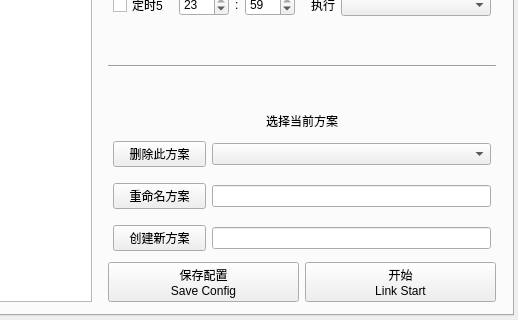
Old version of the form resource/ui/FAA_3.0.ui in the repository StareAbyss/FoodsVsMiceAutoAssistant; both pictures show x 582 to 1100 and y 430 to 750 of the 1100 by 750 pixel window.
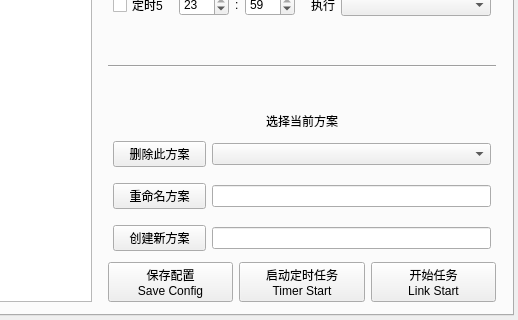
New version of the form. The open tabs and pages were chosen to show the change.

The edit to the form file:
```diff
--- a/resource/ui/FAA_3.0.ui
+++ b/resource/ui/FAA_3.0.ui
@@ -1914,6 +1914,32 @@
                 </property>
                </widget>
               </item>
+              <item>
+               <widget class="QPushButton" name="Button_StartTimer">
+                <property name="sizePolicy">
+                 <sizepolicy hsizetype="Expanding" vsizetype="Expanding">
+                  <horstretch>0</horstretch>
+                  <verstretch>0</verstretch>
+                 </sizepolicy>
+                </property>
+                <property name="minimumSize">
+                 <size>
+                  <width>0</width>
+                  <height>0</height>
+                 </size>
+                </property>
+                <property name="maximumSize">
+                 <size>
+                  <width>16777215</width>
+                  <height>16777215</height>
+                 </size>
+                </property>
+                <property name="text">
+                 <string>启动定时任务
+Timer Start</string>
+                </property>
+               </widget>
+              </item>
               <item>
                <widget class="QPushButton" name="Button_Start">
                 <property name="sizePolicy">
@@ -1935,7 +1961,7 @@
                  </size>
                 </property>
                 <property name="text">
-                 <string>开始
+                 <string>开始任务
 Link Start</string>
                 </property>
                </widget>
```
Left out of the diff: 7016 changed lines with no effect on the pictures.
